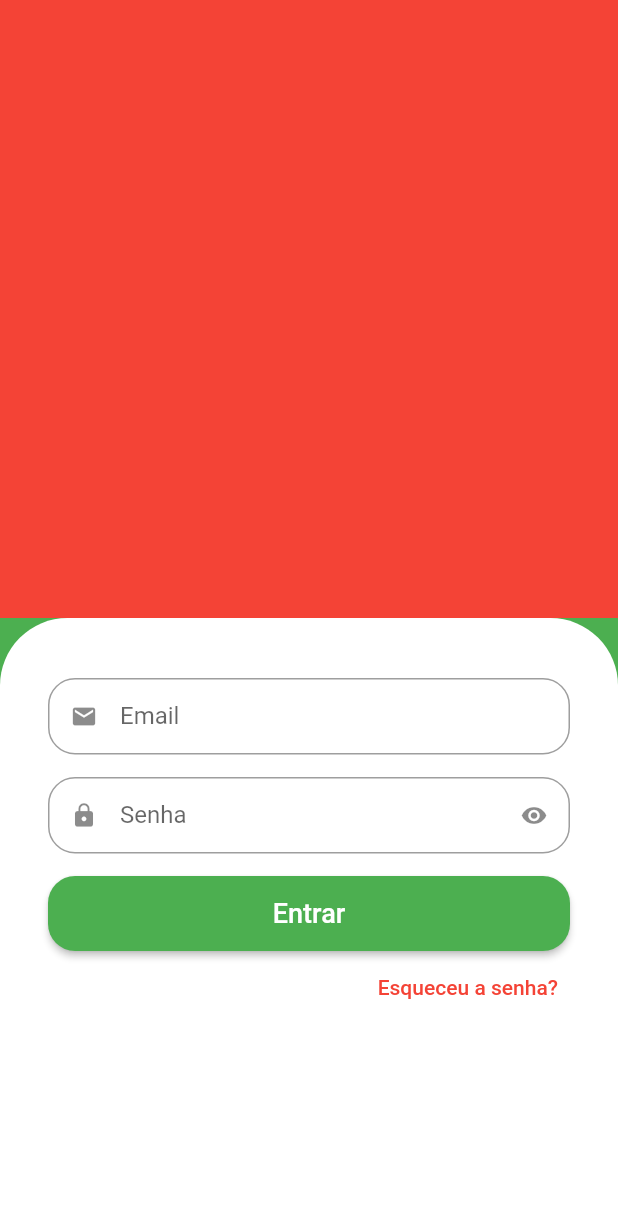
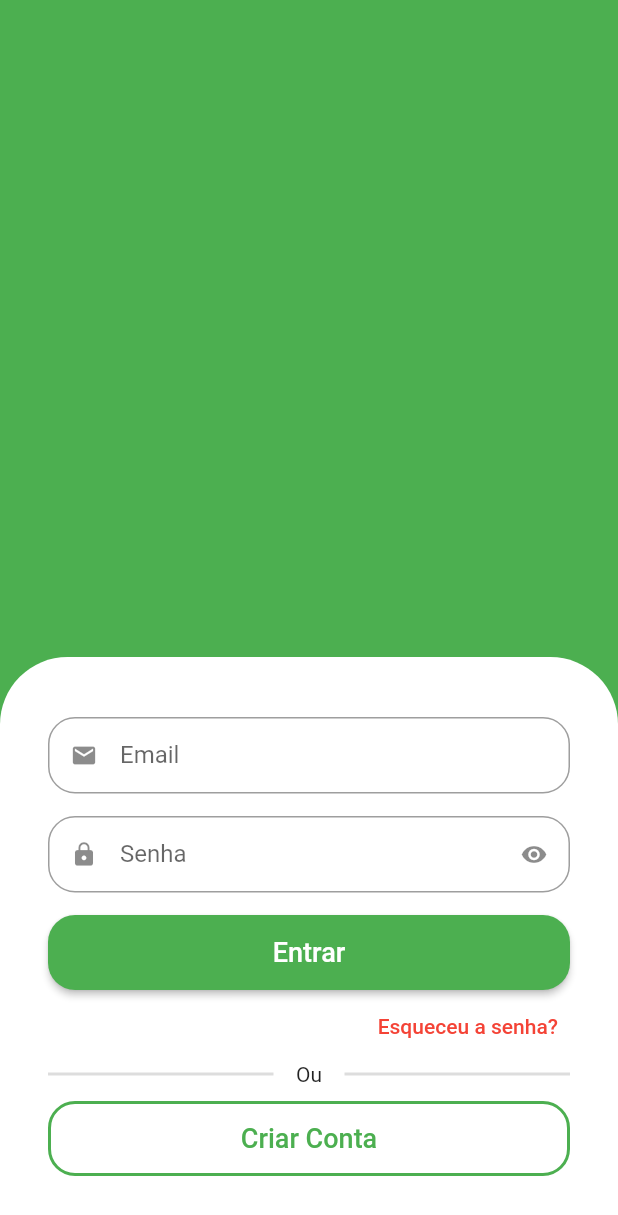
Before and after one commit to emilson-silva/quitanda_virtual, a Flutter app: the screen it shows after launch, on a phone screen of 412 x 824 dp. Shown: the top 1215 px of the screen. Run offline on Flutter 3.47's test engine with Material 2 defaults, Android fonts, the phone set to English and light mode, and no system bars.

Commit message:
Criando botão de cadastro e estruturando

```diff
--- a/lib/src/auth/sign_in_screen.dart
+++ b/lib/src/auth/sign_in_screen.dart
@@ -12,11 +12,10 @@ class SignInScreen extends StatelessWidget {
         children: [
           Expanded(
             child: Container(
-              color: Colors.red,
+              color: Colors.green,
             ),
           ),
-          Expanded(
-            child: Container(
+          Container(
             padding: const EdgeInsets.symmetric(
               horizontal: 32,
               vertical: 40,
@@ -68,8 +67,50 @@ class SignInScreen extends StatelessWidget {
                     ),
                   ),
                 ),
+                Padding(
+                  padding: const EdgeInsets.only(bottom: 10),
+                  child: Row(
+                    children: [
+                      Expanded(
+                        child: Divider(
+                          color: Colors.grey.withAlpha(90),
+                          thickness: 2,
+                        ),
+                      ),
+                      const Padding(
+                        padding: EdgeInsets.symmetric(
+                          horizontal: 15,
+                        ),
+                        child: Text('Ou'),
+                      ),
+                      Expanded(
+                        child: Divider(
+                          color: Colors.grey.withAlpha(90),
+                          thickness: 2,
+                        ),
+                      ),
                     ],
                   ),
+                ),
+                SizedBox(
+                  height: 50,
+                  child: OutlinedButton(
+                    style: OutlinedButton.styleFrom(
+                      shape: RoundedRectangleBorder(
+                        borderRadius: BorderRadius.circular(18),
+                      ),
+                      side: const BorderSide(width: 2, color: Colors.green),
+                    ),
+                    onPressed: () {},
+                    child: const Text(
+                      'Criar Conta',
+                      style: TextStyle(
+                        fontSize: 18,
+                      ),
+                    ),
+                  ),
+                ),
+              ],
             ),
           ),
         ],
```
Lines whose indentation alone changed are shown as unchanged.
